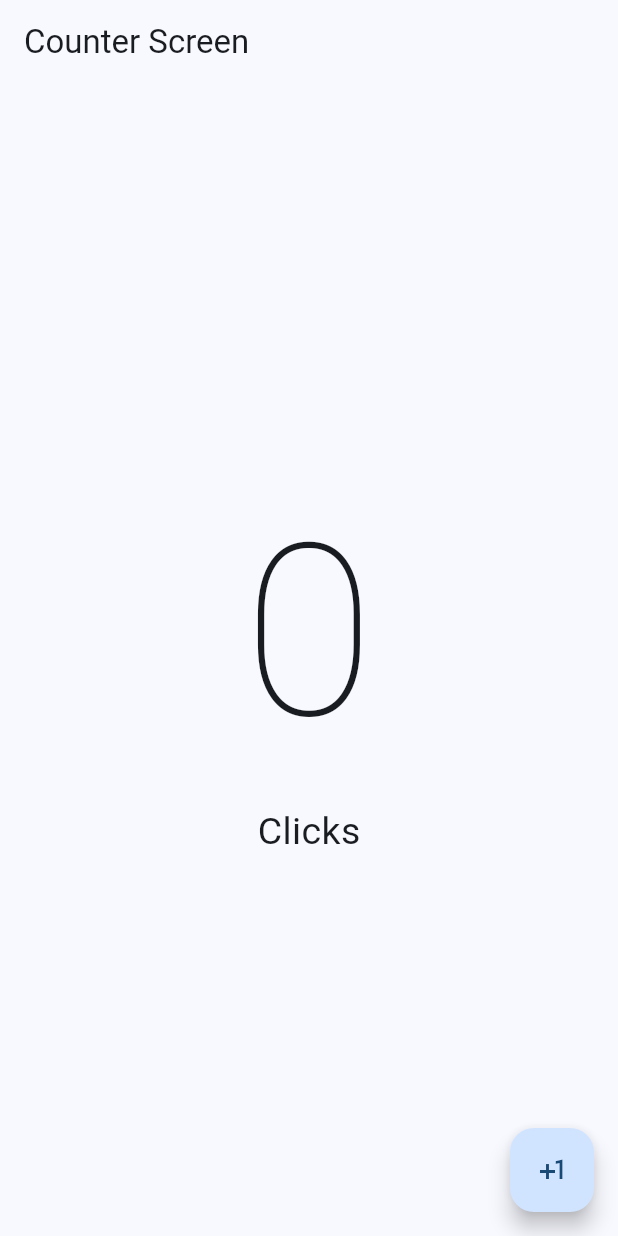
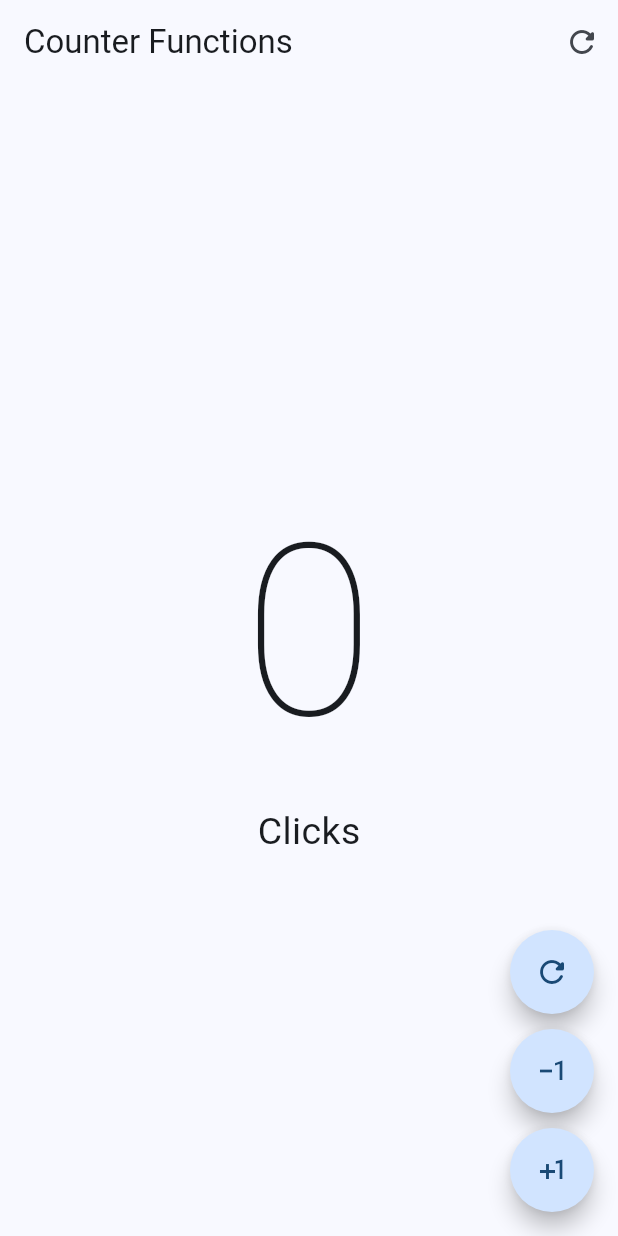
Before and after one commit to DiazAndres/FlutterFernandoHerrera, a Flutter app: the screen it shows after launch, on a phone screen of 412 x 824 dp. Run offline on Flutter 3.47's test engine with Material 3 defaults, Android fonts, the phone set to English and light mode, and no system bars.

Commit message:
hello_world_app - Completed

```diff
--- a/hello_world_app/lib/main.dart
+++ b/hello_world_app/lib/main.dart
@@ -1,5 +1,6 @@
 import 'package:flutter/material.dart';
-import 'package:hello_world_app/presentation/screens/counter/counter_screen.dart';
+import 'package:hello_world_app/presentation/screens/counter/counter_functions_screen.dart';
+//import 'package:hello_world_app/presentation/screens/counter/counter_screen.dart';
 
 void main() {
   runApp(const MyApp());
@@ -16,7 +17,7 @@ class MyApp extends StatelessWidget {
         useMaterial3: true,
         colorSchemeSeed: Colors.blue,
       ),
-      home: const CounterScreen(),
+      home: const CounterFunctionsScreen(),
     );
   }
 }
--- /dev/null
+++ b/hello_world_app/lib/presentation/screens/counter/counter_functions_screen.dart
@@ -0,0 +1,105 @@
+import 'package:flutter/material.dart';
+
+class CounterFunctionsScreen extends StatefulWidget {
+  const CounterFunctionsScreen({super.key});
+
+  @override
+  State<CounterFunctionsScreen> createState() => _CounterFunctionsScreenState();
+}
+
+class _CounterFunctionsScreenState extends State<CounterFunctionsScreen> {
+  int clickCounter = 0;
+
+  @override
+  Widget build(BuildContext context) {
+    return Scaffold(
+      appBar: AppBar(
+        title: const Text('Counter Functions'),
+        actions: [
+          IconButton(
+            onPressed: () {
+              setState(() {
+                clickCounter = 0;
+              });
+            },
+            icon: const Icon(Icons.refresh_rounded),
+          ),
+        ],
+      ),
+      body: Center(
+        child: Column(
+          mainAxisAlignment: MainAxisAlignment.center,
+          children: [
+            Text(
+              '$clickCounter',
+              style: const TextStyle(
+                fontSize: 160,
+                fontWeight: FontWeight.w100,
+              ),
+            ),
+            Text(
+              'Click${clickCounter == 1 ? '' : 's'}',
+              style: const TextStyle(
+                fontSize: 25,
+              ),
+            ),
+          ],
+        ),
+      ),
+      floatingActionButton: Column(
+        mainAxisAlignment: MainAxisAlignment.end,
+        children: [
+          CustomButton(
+            icon: Icons.refresh_rounded,
+            onPressed: () {
+              setState(() {
+                clickCounter = 0;
+              });
+            },
+          ),
+          const SizedBox(
+            height: 10,
+          ),
+          CustomButton(
+            icon: Icons.exposure_minus_1_outlined,
+            onPressed: () {
+              if (clickCounter == 0) return;
+              clickCounter--;
+              setState(() {});
+            },
+          ),
+          const SizedBox(
+            height: 10,
+          ),
+          CustomButton(
+            icon: Icons.plus_one,
+            onPressed: () {
+              clickCounter++;
+              setState(() {});
+            },
+          ),
+        ],
+      ),
+    );
+  }
+}
+
+class CustomButton extends StatelessWidget {
+  final IconData icon;
+  final VoidCallback onPressed;
+
+  const CustomButton({
+    super.key,
+    required this.icon,
+    required this.onPressed,
+  });
+
+  @override
+  Widget build(BuildContext context) {
+    return FloatingActionButton(
+      shape: const StadiumBorder(),
+      onPressed: onPressed,
+      child: Icon(icon),
+    );
+  }
+}
```
